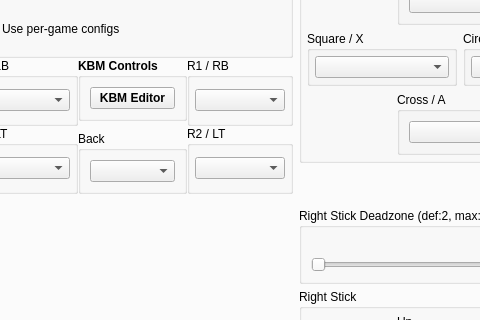
This is src/qt_gui/control_settings.ui in shadps4-emu/shadPS4 as Qt 5 draws it before an edit; both pictures show x 374 to 854 and y 132 to 452 of the 1012 by 721 pixel window. The edited form follows.
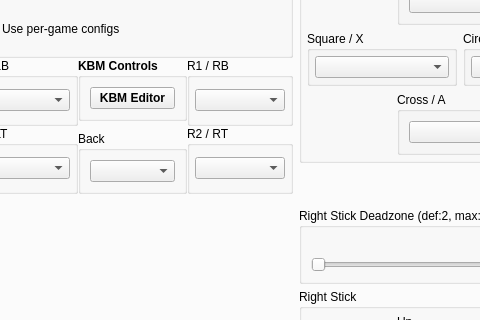
This is the edited form. Icons and pictures are not drawn.

```diff
--- a/src/qt_gui/control_settings.ui
+++ b/src/qt_gui/control_settings.ui
@@ -762,7 +762,7 @@
                 <item>
                  <widget class="QGroupBox" name="gb_r2">
                   <property name="title">
-                   <string>R2 / LT</string>
+                   <string>R2 / RT</string>
                   </property>
                   <layout class="QVBoxLayout" name="gb_r2_layout">
                    <property name="leftMargin">
```
